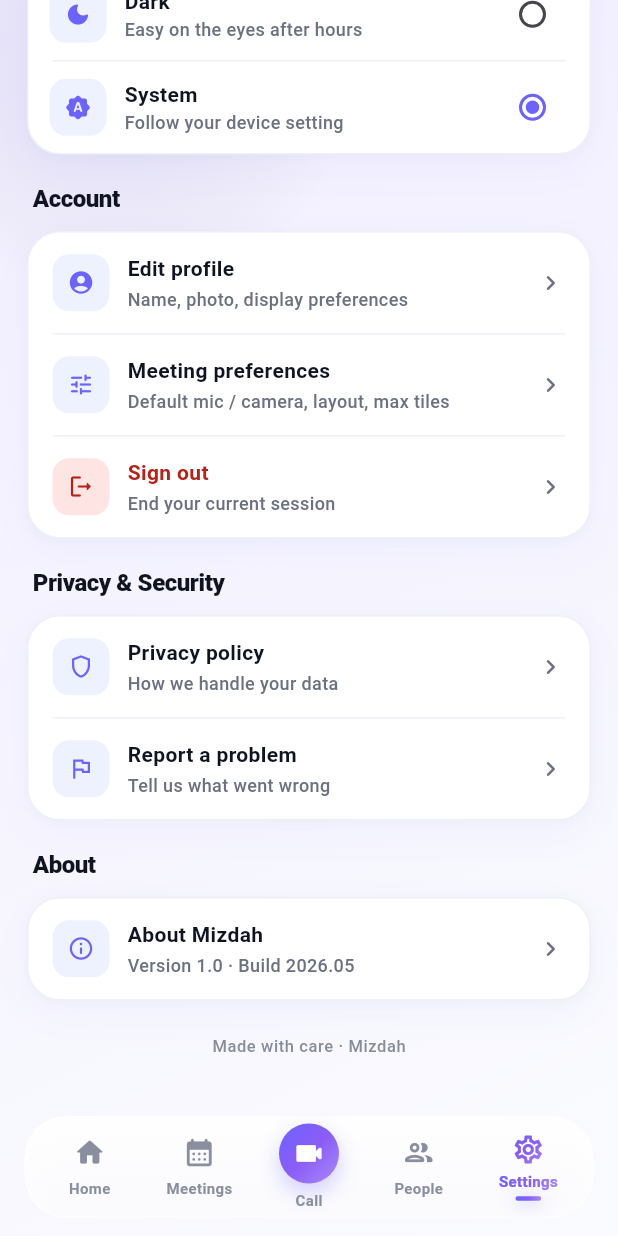
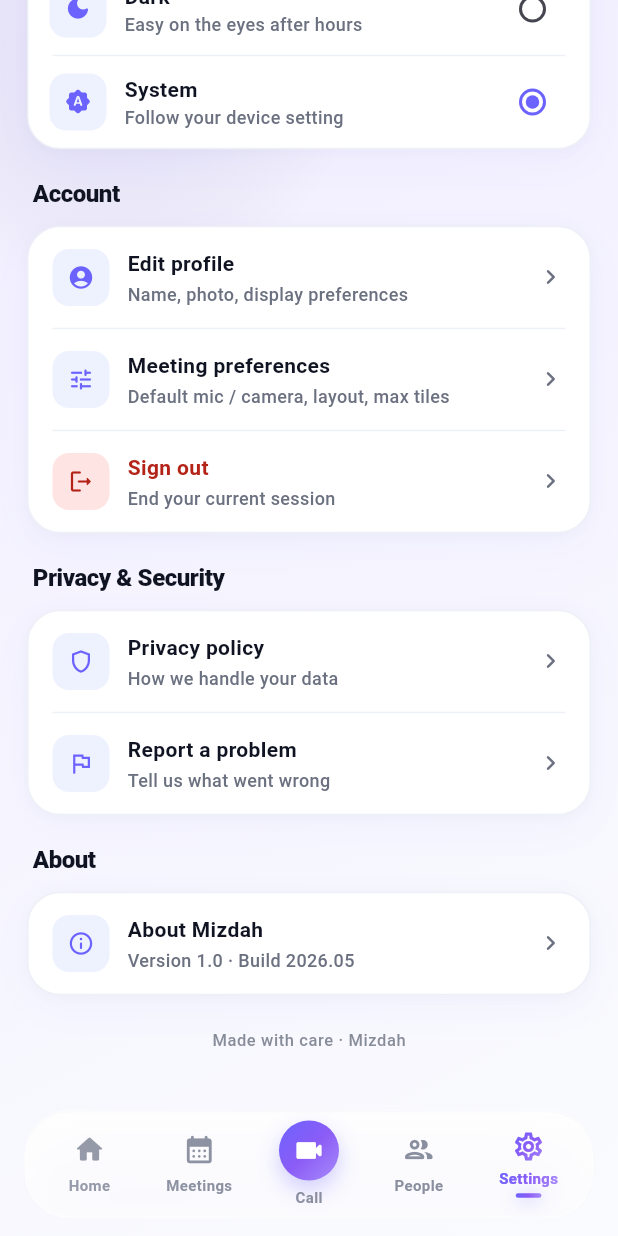
Before and after one commit to Tanmay-Girkar/mizdah, a Flutter app: the SettingsScreen screen opened by its route, scrolled down 576 dp, on a phone screen of 412 x 824 dp. Run offline on Flutter 3.47's test engine with Material 3 defaults, Android fonts, the phone set to English and light mode, and no system bars; our stand-ins replace dio, emoji_picker_flutter, flutter_riverpod, flutter_secure_storage, go_router, google_sign_in and 6 more; missing offline and left inert: events2, flutter_webrtc, googleapis, h264_profile_level_id, sdp_transform; accounts and stored records are empty.

Commit message:
ui(nav): bump glassmorphism — frosted panel + diagonal sheen
The floating nav was reading mostly-opaque white. Layered the
glass effect so it actually feels like frosted glass:

  • Lower fill alpha (0.55 → 0.28 vertical gradient in light mode,
    0.55 → 0.30 in dark mode) so the page gradient bleeds through
    the blur instead of being hidden by a solid white panel.
  • Bumped BackdropFilter sigma from 30 → 36 for a softer wash.
  • Added a diagonal foregroundDecoration sheen — fades from a
    14 % white highlight in the top-left to nothing by ~40 % of
    the panel. Alpha kept low so the nav icons stay legible.
  • Slightly raised the bar (68 → 72px) and the corner radius
    (28 → 30) to match the heavier glass look. Bumped the outer
    purple ambient halo + neutral grounding shadow accordingly.
  • Hairline border alpha softened (0.6 → 0.55 light, 0.10 → 0.14
    dark) so the panel reads as a glass plate rather than a chip.

Updated `MizdahTokens.navBarBottomInset` to track the new 72px
height so list content still clears the nav.

Co-Authored-By: Claude Opus 4.7 (1M context) <noreply@anthropic.com>

```diff
--- a/lib/core/ui/mizdah_design.dart
+++ b/lib/core/ui/mizdah_design.dart
@@ -112,10 +112,10 @@ class MizdahTokens {
 
   /// Bottom padding every tab screen's ListView should reserve so
   /// content never slides under the floating nav. Equals the nav
-  /// pill height (68) + its bottom inset (12) + system safe-area
+  /// pill height (72) + its bottom inset (12) + system safe-area
   /// gesture pill + 28px breathing room.
   static double navBarBottomInset(BuildContext c) =>
-      68 + 12 + MediaQuery.of(c).padding.bottom + 28;
+      72 + 12 + MediaQuery.of(c).padding.bottom + 28;
 
   /// Soft, layered shadow system — never use one harsh shadow. The
   /// purple-tinted ambient shadow gives the floating-card look used
@@ -379,24 +379,39 @@ class _MizdahFloatingNavState extends State<MizdahFloatingNav>
   @override
   Widget build(BuildContext context) {
     final isDark = MizdahTokens.isDark(context);
-    // Glassmorphism panel — light mode uses a translucent white
-    // gradient; dark mode uses a translucent slate so the bar still
-    // reads as a separate floating surface above the dark backdrop.
-    final panelTop =
-        (isDark ? const Color(0xFF1B2236) : Colors.white).withValues(alpha: 0.92);
-    final panelBot =
-        (isDark ? const Color(0xFF131929) : Colors.white).withValues(alpha: 0.70);
-    final panelBorder = (isDark ? Colors.white : Colors.white)
-        .withValues(alpha: isDark ? 0.10 : 0.6);
-    final highlightLine =
-        (isDark ? Colors.white : Colors.white).withValues(alpha: isDark ? 0.06 : 0.6);
+    // ── Glassmorphism panel ──────────────────────────────────────
+    // The bar reads as frosted glass: lower fill alpha so the
+    // background gradient blurs through, a strong specular sheen
+    // along the top edge, and a thin inner stroke that catches the
+    // light. Layering recipe (back-to-front):
+    //   1) BackdropFilter blur (sigma 36)
+    //   2) Translucent fill gradient — lighter at top, darker at
+    //      bottom, like a tilted glass plate.
+    //   3) Diagonal sheen overlay — fades from a brighter highlight
+    //      in the top-left corner to nothing.
+    //   4) Hairline outer border (≈40 % white)
+    //   5) Soft purple-tinted ambient shadow
+    //   6) Inner 1-px highlight on the top edge
+
+    // Fill — much more transparent than before so the underlying
+    // gradient bleeds through the blur.
+    final panelTop = (isDark ? const Color(0xFF1B2236) : Colors.white)
+        .withValues(alpha: isDark ? 0.55 : 0.55);
+    final panelBot = (isDark ? const Color(0xFF131929) : Colors.white)
+        .withValues(alpha: isDark ? 0.30 : 0.28);
+
+    // Border — bright enough to catch light without looking solid.
+    final panelBorder =
+        Colors.white.withValues(alpha: isDark ? 0.14 : 0.55);
 
     return ClipRRect(
-      borderRadius: BorderRadius.circular(28),
+      borderRadius: BorderRadius.circular(30),
       child: BackdropFilter(
-        filter: ImageFilter.blur(sigmaX: 30, sigmaY: 30),
+        // Stronger blur than the old 30 — pushes the underlying
+        // background into a softer, more "glass" wash.
+        filter: ImageFilter.blur(sigmaX: 36, sigmaY: 36),
         child: Container(
-          height: 68,
+          height: 72,
           padding: const EdgeInsets.symmetric(horizontal: 6),
           decoration: BoxDecoration(
             gradient: LinearGradient(
@@ -404,27 +419,49 @@ class _MizdahFloatingNavState extends State<MizdahFloatingNav>
               begin: Alignment.topCenter,
               end: Alignment.bottomCenter,
             ),
-            borderRadius: BorderRadius.circular(28),
-            border: Border.all(color: panelBorder, width: 1.2),
+            borderRadius: BorderRadius.circular(30),
+            border: Border.all(color: panelBorder, width: 1.0),
             boxShadow: [
+              // Outer purple ambient halo so the glass appears to
+              // float above the page.
               BoxShadow(
                 color: const Color(0xFF6C63FF)
-                    .withValues(alpha: isDark ? 0.22 : 0.16),
-                blurRadius: 36,
-                offset: const Offset(0, 18),
+                    .withValues(alpha: isDark ? 0.26 : 0.20),
+                blurRadius: 44,
+                offset: const Offset(0, 22),
               ),
+              // Mid-distance neutral shadow for grounding.
               BoxShadow(
-                color: Colors.black.withValues(alpha: isDark ? 0.40 : 0.05),
-                blurRadius: 12,
-                offset: const Offset(0, 4),
+                color: Colors.black.withValues(alpha: isDark ? 0.45 : 0.06),
+                blurRadius: 14,
+                offset: const Offset(0, 6),
               ),
+              // 1-px specular highlight at the very top of the panel.
               BoxShadow(
-                color: highlightLine,
+                color: Colors.white
+                    .withValues(alpha: isDark ? 0.10 : 0.85),
                 blurRadius: 0,
                 offset: const Offset(0, 1),
                 spreadRadius: -0.5,
               ),
             ],
+          ),
+          // Diagonal sheen overlay — paints OVER the children too,
+          // so the alpha at the brightest point is kept low (≤ 15 %)
+          // so nav icons stay legible. Gives the glass a "catching
+          // light from above-left" highlight without hazing the row.
+          foregroundDecoration: BoxDecoration(
+            borderRadius: BorderRadius.circular(30),
+            gradient: LinearGradient(
+              begin: Alignment.topLeft,
+              end: Alignment.bottomRight,
+              colors: [
+                Colors.white.withValues(alpha: isDark ? 0.07 : 0.14),
+                Colors.white.withValues(alpha: 0.0),
+                Colors.white.withValues(alpha: 0.0),
+              ],
+              stops: const [0.0, 0.40, 1.0],
+            ),
           ),
           child: Row(
             children: [
```
